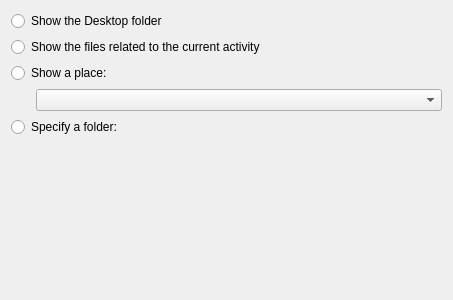
Qt form plasma/applets/folderview/folderviewLocationConfig.ui (KDE/kde-baseapps) before a commit.
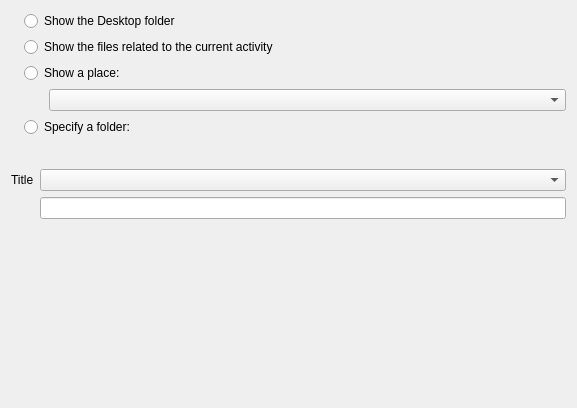
The same form after that commit. Custom widgets are drawn as their Qt base class.

Commit message:
redo the title configuration ui
- move the title configuration UI to the Location page
- use one combobox + one lineedit
- use an enum instead of comparing strings
- clean up the code

BUG:313940
FIXED-IN:4.11

What changed in the file:
```diff
--- a/plasma/applets/folderview/folderviewLocationConfig.ui
+++ b/plasma/applets/folderview/folderviewLocationConfig.ui
@@ -6,10 +6,30 @@
    <rect>
     <x>0</x>
     <y>0</y>
-    <width>453</width>
-    <height>300</height>
+    <width>577</width>
+    <height>408</height>
    </rect>
   </property>
+  <layout class="QFormLayout" name="formLayout">
+   <item row="0" column="0" colspan="2">
+    <layout class="QHBoxLayout" name="locationLayout">
+     <item>
+      <spacer name="horizontalSpacer">
+       <property name="orientation">
+        <enum>Qt::Horizontal</enum>
+       </property>
+       <property name="sizeType">
+        <enum>QSizePolicy::Fixed</enum>
+       </property>
+       <property name="sizeHint" stdset="0">
+        <size>
+         <width>13</width>
+         <height>138</height>
+        </size>
+       </property>
+      </spacer>
+     </item>
+     <item>
   <layout class="QVBoxLayout" name="verticalLayout">
    <item>
     <widget class="QRadioButton" name="showDesktopFolder">
@@ -33,7 +53,7 @@
     </widget>
    </item>
    <item>
-    <layout class="QHBoxLayout" name="horizontalLayout_2">
+        <layout class="QHBoxLayout" name="horizontalLayout">
      <item>
       <spacer name="horizontalSpacer_2">
        <property name="orientation">
@@ -51,7 +71,14 @@
       </spacer>
      </item>
      <item>
-      <widget class="KComboBox" name="placesCombo"/>
+          <widget class="KComboBox" name="placesCombo">
+           <property name="sizePolicy">
+            <sizepolicy hsizetype="Expanding" vsizetype="Fixed">
+             <horstretch>0</horstretch>
+             <verstretch>0</verstretch>
+            </sizepolicy>
+           </property>
+          </widget>
      </item>
     </layout>
    </item>
@@ -63,9 +90,9 @@
     </widget>
    </item>
    <item>
-    <layout class="QHBoxLayout" name="horizontalLayout">
+        <layout class="QHBoxLayout" name="horizontalLayout_3">
      <item>
-      <spacer name="horizontalSpacer">
+          <spacer name="horizontalSpacer_3">
        <property name="orientation">
         <enum>Qt::Horizontal</enum>
        </property>
@@ -95,15 +122,57 @@
      </item>
     </layout>
    </item>
-   <item>
-    <spacer name="verticalSpacer_3">
+      </layout>
+     </item>
+    </layout>
+   </item>
+   <item row="1" column="0">
+    <widget class="QLabel" name="titleLabel">
+     <property name="sizePolicy">
+      <sizepolicy hsizetype="Expanding" vsizetype="Preferred">
+       <horstretch>0</horstretch>
+       <verstretch>0</verstretch>
+      </sizepolicy>
+     </property>
+     <property name="font">
+      <font>
+       <weight>75</weight>
+       <bold>true</bold>
+      </font>
+     </property>
+     <property name="text">
+      <string>&lt;html&gt;&lt;head/&gt;&lt;body&gt;&lt;p&gt;&lt;span style=&quot; font-weight:400;&quot;&gt;Title&lt;/span&gt;&lt;/p&gt;&lt;/body&gt;&lt;/html&gt;</string>
+     </property>
+    </widget>
+   </item>
+   <item row="1" column="1">
+    <widget class="KComboBox" name="titleCombo">
+     <property name="sizePolicy">
+      <sizepolicy hsizetype="Expanding" vsizetype="Fixed">
+       <horstretch>0</horstretch>
+       <verstretch>0</verstretch>
+      </sizepolicy>
+     </property>
+     <property name="editable">
+      <bool>false</bool>
+     </property>
+     <property name="autoCompletion">
+      <bool>false</bool>
+     </property>
+    </widget>
+   </item>
+   <item row="2" column="1">
+    <widget class="KLineEdit" name="titleEdit"/>
+   </item>
+   <item row="3" column="0">
+    <spacer name="verticalSpacer">
      <property name="orientation">
       <enum>Qt::Vertical</enum>
      </property>
      <property name="sizeHint" stdset="0">
       <size>
        <width>20</width>
-       <height>183</height>
+       <height>90</height>
       </size>
      </property>
     </spacer>
@@ -116,6 +185,11 @@
    <extends>QComboBox</extends>
    <header>kcombobox.h</header>
   </customwidget>
+  <customwidget>
+   <class>KLineEdit</class>
+   <extends>QLineEdit</extends>
+   <header>klineedit.h</header>
+  </customwidget>
   <customwidget>
    <class>KUrlRequester</class>
    <extends>QFrame</extends>
```
Left out of the diff: 21 changed lines with no effect on the pictures. Lines whose indentation alone changed are shown as unchanged. The commit also changes 3 other files.
